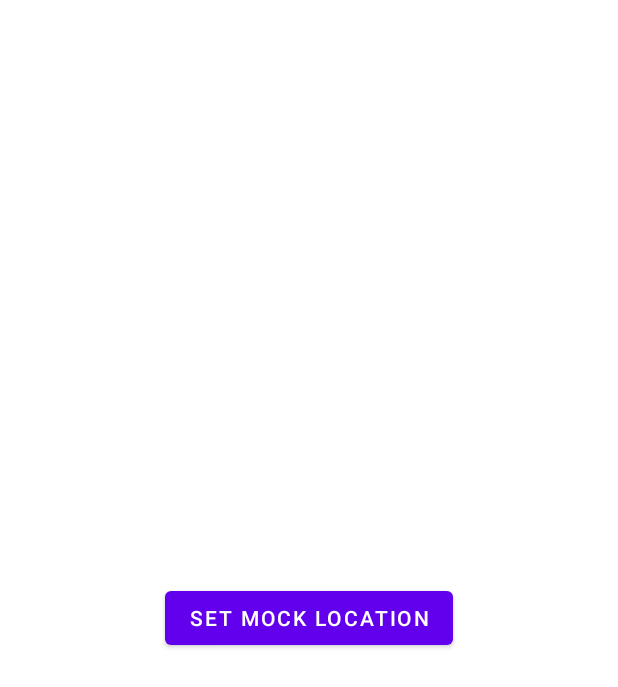
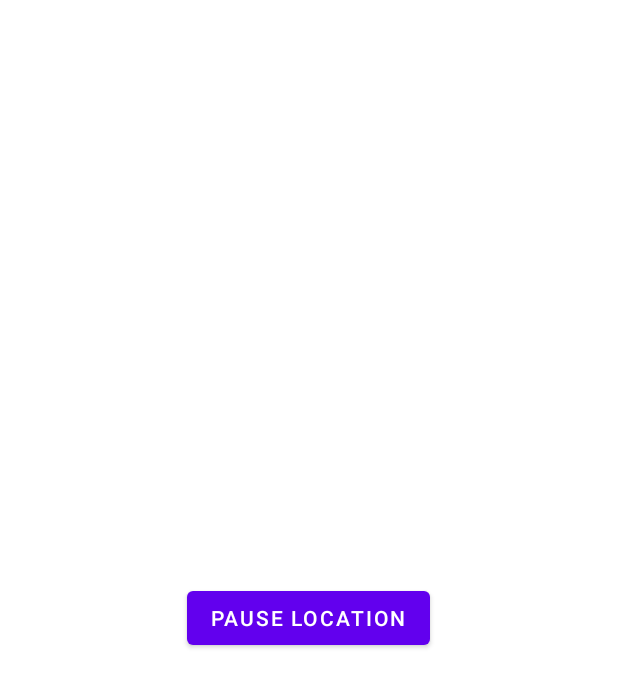
Before and after one commit to miles-akio/CECS378-AntiLife360, an Android app: the MainActivity screen opened directly, with no data from a screen before it, on a phone screen of 412 x 824 dp. Shown: the top 687 px of the screen. Run offline under Robolectric (Android 15) with nearby library versions, the phone set to English and light mode, and no system bars.

Commit message:
Update activity_main.xml

```diff
--- a/antitracking-life360/app/src/main/res/layout/activity_main.xml
+++ b/antitracking-life360/app/src/main/res/layout/activity_main.xml
@@ -1,17 +1,15 @@
 <!-- activity_main.xml -->
 <?xml version="1.0" encoding="utf-8"?>
-<!-- Layout file for the main activity -->
 <RelativeLayout xmlns:android="http://schemas.android.com/apk/res/android"
     android:layout_width="match_parent"
     android:layout_height="match_parent"
     android:padding="16dp">
 
-    <!-- Button to trigger setting of mock location -->
     <Button
-        android:id="@+id/setLocationButton"
+        android:id="@+id/pauseLocationButton"
         android:layout_width="wrap_content"
         android:layout_height="wrap_content"
-        android:text="Set Mock Location"
+        android:text="Pause Location"
         android:layout_centerInParent="true" />
 
 </RelativeLayout>
```
